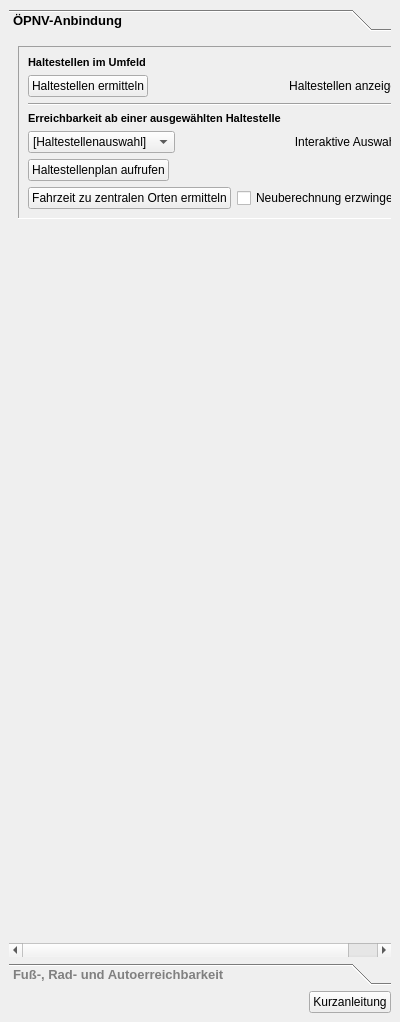
Above: projektcheck/ui/ProjektCheck_dockwidget_analysis_02-Err.ui from projektcheck/ProjektCheck-QGIS before the change. Below: the same form after it.
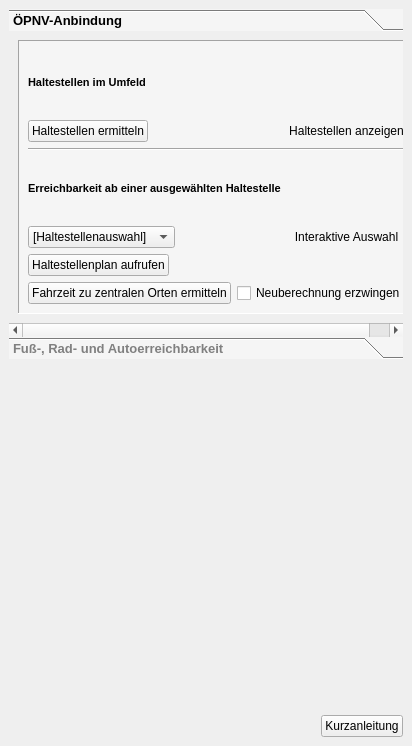
That is the form after the change. Icons and pictures are not drawn.

Commit message: style alternative tabs

Diff of the .ui file:
```diff
--- a/projektcheck/ui/ProjektCheck_dockwidget_analysis_02-Err.ui
+++ b/projektcheck/ui/ProjektCheck_dockwidget_analysis_02-Err.ui
@@ -6,12 +6,15 @@
    <rect>
     <x>0</x>
     <y>0</y>
-    <width>400</width>
-    <height>1022</height>
+    <width>412</width>
+    <height>746</height>
    </rect>
   </property>
   <property name="styleSheet">
-   <string notr="true">QToolBox:tab {
+   <string notr="true">QFrame{
+	background: rgb(245, 245, 245);
+}
+QToolBox:tab {
 	font: bold 10pt ;
     color: Grey;
 }
@@ -53,19 +56,25 @@
    <string>Projekt-Check Analyse-Tools // Erreichbarkeit</string>
   </property>
   <widget class="QWidget" name="dockWidgetContents">
+   <property name="styleSheet">
+    <string notr="true"/>
+   </property>
    <layout class="QVBoxLayout" name="verticalLayout">
     <item>
      <widget class="QToolBox" name="toolBox">
       <property name="currentIndex">
        <number>0</number>
       </property>
+      <property name="tabSpacing">
+       <number>0</number>
+      </property>
       <widget class="QWidget" name="page">
        <property name="geometry">
         <rect>
          <x>0</x>
          <y>0</y>
          <width>400</width>
-         <height>879</height>
+         <height>275</height>
         </rect>
        </property>
        <attribute name="label">
@@ -295,22 +304,6 @@
           </layout>
          </widget>
         </item>
-        <item row="9" column="0">
-         <spacer name="verticalSpacer_3">
-          <property name="orientation">
-           <enum>Qt::Vertical</enum>
-          </property>
-          <property name="sizeType">
-           <enum>QSizePolicy::Expanding</enum>
-          </property>
-          <property name="sizeHint" stdset="0">
-           <size>
-            <width>20</width>
-            <height>40</height>
-           </size>
-          </property>
-         </spacer>
-        </item>
        </layout>
       </widget>
       <widget class="QWidget" name="page_2">
@@ -566,6 +559,19 @@
       </widget>
      </widget>
     </item>
+    <item>
+     <spacer name="verticalSpacer">
+      <property name="orientation">
+       <enum>Qt::Vertical</enum>
+      </property>
+      <property name="sizeHint" stdset="0">
+       <size>
+        <width>20</width>
+        <height>40</height>
+       </size>
+      </property>
+     </spacer>
+    </item>
     <item>
      <layout class="QHBoxLayout" name="horizontalLayout">
       <property name="leftMargin">
```
Left out of the diff: 8 changed lines with no effect on the pictures. The commit also changes 2 other files.
